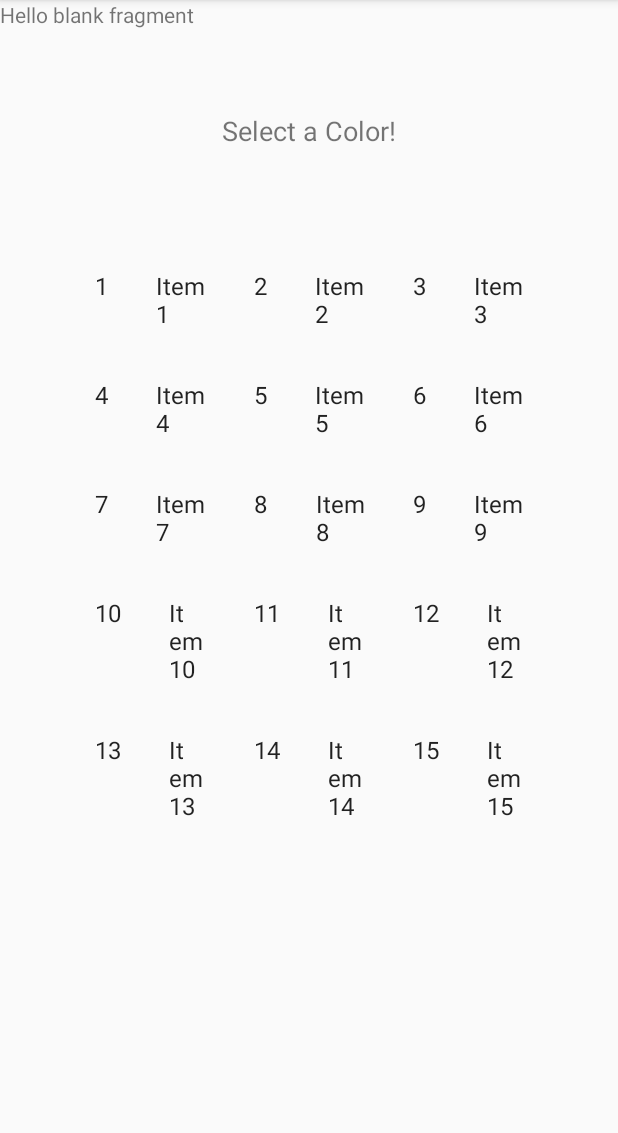
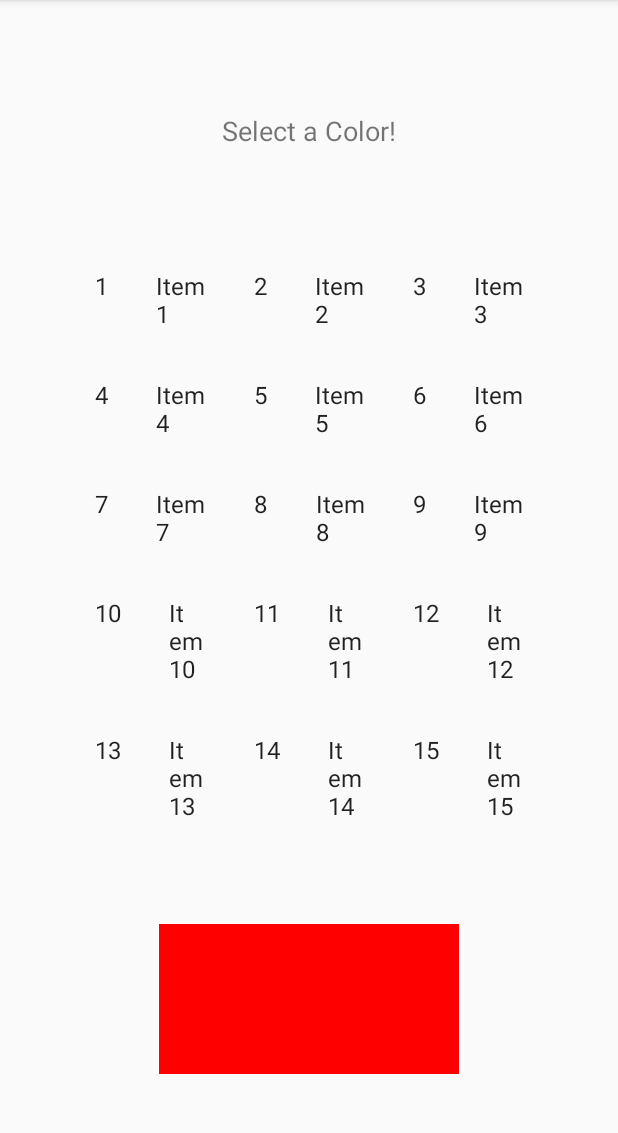
Before and after one commit to KarlSchaller/ColorChangingApp, an Android app: the screen it shows after launch (MainActivity), on a phone screen of 412 x 824 dp, the part 84-1217 px from its top. Run offline under Robolectric (Android 15) with nearby library versions, the phone set to English and light mode, and no system bars.

Commit message:
create fragments in main activity

```diff
--- a/app/src/main/java/edu/temple/colorchangingapp/CanvasFragment.java
+++ b/app/src/main/java/edu/temple/colorchangingapp/CanvasFragment.java
@@ -16,18 +16,16 @@ import android.view.ViewGroup;
  */
 public class CanvasFragment extends Fragment {
 
-    // TODO: Rename parameter arguments, choose names that match
     // the fragment initialization parameters, e.g. ARG_ITEM_NUMBER
     private static final String ARG_DEFAULT_COLOR = "color";
+    private int mDefaultColor;
 
-    // TODO: Rename and change types of parameters
-    private int mDefaultColor;
+    View l;
 
     public CanvasFragment() {
         // Required empty public constructor
     }
 
-    // TODO: Rename and change types and number of parameters
     public static CanvasFragment newInstance(int defaultColor) {
         CanvasFragment fragment = new CanvasFragment();
         Bundle args = new Bundle();
@@ -53,10 +51,14 @@ public class CanvasFragment extends Fragment {
     public View onCreateView(LayoutInflater inflater, ViewGroup container,
                              Bundle savedInstanceState) {
         // Inflate the layout for this fragment
-        View l = inflater.inflate(R.layout.fragment_canvas, container, false);
+        l = inflater.inflate(R.layout.fragment_canvas, container, false);
 
-        l.findViewById(R.id.colorDisplay);
+        changeColor(mDefaultColor);
 
         return l;
     }
+
+    public void changeColor(int color) {
+        l.setBackgroundColor(color);
+    }
 }
--- a/app/src/main/java/edu/temple/colorchangingapp/MainActivity.java
+++ b/app/src/main/java/edu/temple/colorchangingapp/MainActivity.java
@@ -1,6 +1,7 @@
 package edu.temple.colorchangingapp;
 
 import android.content.Intent;
+import android.graphics.Color;
 import android.os.Bundle;
 import android.view.View;
 import android.widget.AdapterView;
@@ -10,7 +11,7 @@ import androidx.appcompat.app.AppCompatActivity;
 import androidx.fragment.app.FragmentManager;
 import androidx.fragment.app.FragmentTransaction;
 
-public class MainActivity extends AppCompatActivity {
+public class MainActivity extends AppCompatActivity implements PaletteFragment.ClickInterface {
 
     public static final String EXTRA_COLOR = "color";
     public static final String EXTRA_NAME = "name";
@@ -20,8 +21,8 @@ public class MainActivity extends AppCompatActivity {
         super.onCreate(savedInstanceState);
         setContentView(R.layout.activity_main);
 
-        PaletteFragment paletteFragment = new PaletteFragment();
-        CanvasFragment canvasFragment = new CanvasFragment();
+        PaletteFragment paletteFragment = PaletteFragment.newInstance(3);
+        CanvasFragment canvasFragment = CanvasFragment.newInstance(Color.RED);
 
         getSupportFragmentManager()
                 .beginTransaction()
@@ -49,4 +50,9 @@ public class MainActivity extends AppCompatActivity {
 //        label.setText(intent.getStringExtra(MainActivity.EXTRA_NAME));
 
     }
+
+    @Override
+    public void click() {
+
+    }
 }
--- a/app/src/main/java/edu/temple/colorchangingapp/PaletteFragment.java
+++ b/app/src/main/java/edu/temple/colorchangingapp/PaletteFragment.java
@@ -20,12 +20,10 @@ import edu.temple.colorchangingapp.dummy.DummyContent;
  */
 public class PaletteFragment extends Fragment {
 
-    // TODO: Customize parameter argument names
     private static final String ARG_COLUMN_COUNT = "column-count";
-    // TODO: Customize parameters
     private int mColumnCount = 3;
 
-    myInterface parentActivity;
+    ClickInterface parentActivity;
 
     /**
      * Mandatory empty constructor for the fragment manager to instantiate the
@@ -34,7 +32,6 @@ public class PaletteFragment extends Fragment {
     public PaletteFragment() {
     }
 
-    // TODO: Customize parameter initialization
     @SuppressWarnings("unused")
     public static PaletteFragment newInstance(int columnCount) {
         PaletteFragment fragment = new PaletteFragment();
@@ -48,8 +45,8 @@ public class PaletteFragment extends Fragment {
     public void onAttach(@NonNull Context context) {
         super.onAttach(context);
 
-        if (context instanceof myInterface)
-            parentActivity = (myInterface) context;
+        if (context instanceof ClickInterface)
+            parentActivity = (ClickInterface) context;
         else
             throw new RuntimeException("You must implement the asdfas interface to attach this fragment");
     }
@@ -88,11 +85,18 @@ public class PaletteFragment extends Fragment {
                 recyclerView.setLayoutManager(new GridLayoutManager(context, mColumnCount));
             }
             recyclerView.setAdapter(new MyColorRecyclerViewAdapter(DummyContent.ITEMS));
+            recyclerView.setOnClickListener(new View.OnClickListener() {
+                @Override
+                public void onClick(View v) {
+                    parentActivity.click();
+                }
+            });
         }
+
         return view;
     }
 
-    interface myInterface { //todo
-        void myMethod();
+    interface ClickInterface {
+        void click();
     }
 }
--- a/app/src/main/res/layout/activity_main.xml
+++ b/app/src/main/res/layout/activity_main.xml
@@ -25,18 +25,16 @@
         android:layout_marginTop="64dp"
         app:layout_constraintEnd_toEndOf="parent"
         app:layout_constraintStart_toStartOf="parent"
-        app:layout_constraintTop_toBottomOf="@+id/textView">
-
-    </FrameLayout>
+        app:layout_constraintTop_toBottomOf="@+id/textView"/>
 
     <FrameLayout
         android:id="@+id/container_2"
-        android:layout_width="0dp"
-        android:layout_height="0dp"
+        android:layout_width="200dp"
+        android:layout_height="100dp"
         app:layout_constraintBottom_toBottomOf="parent"
         app:layout_constraintEnd_toEndOf="parent"
         app:layout_constraintStart_toStartOf="parent"
-        app:layout_constraintTop_toTopOf="parent">
+        app:layout_constraintTop_toBottomOf="@+id/container_1">
 
     </FrameLayout>
 
--- a/app/src/main/res/layout/fragment_canvas.xml
+++ b/app/src/main/res/layout/fragment_canvas.xml
@@ -9,7 +9,6 @@
     <TextView
         android:id="@+id/colorDisplay"
         android:layout_width="match_parent"
-        android:layout_height="match_parent"
-        android:text="@string/hello_blank_fragment" />
+        android:layout_height="match_parent" />
 
 </FrameLayout>
```
